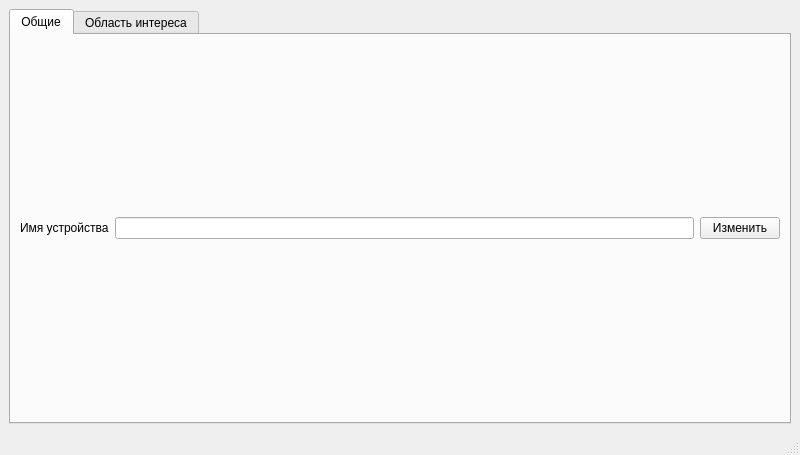
Before: the Qt Designer form src/qtdesign/ui/settings_window.ui in Sv-K-P/case_automation_of_the_experiment, drawn with Qt 5.
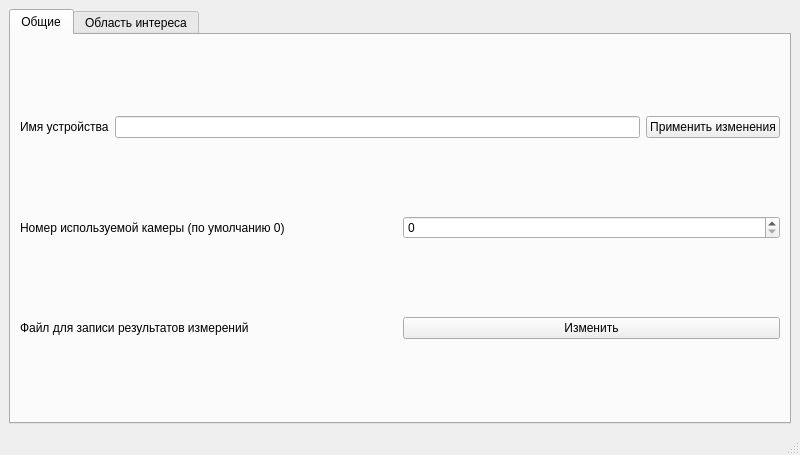
After: the same form once the commit is applied. The open tabs and pages were chosen to show the change.

Commit message: Added config file for device

The edit to the form file:
```diff
--- a/src/qtdesign/ui/settings_window.ui
+++ b/src/qtdesign/ui/settings_window.ui
@@ -42,6 +42,38 @@
           </item>
           <item>
            <widget class="QPushButton" name="ChangeNameButton">
+            <property name="text">
+             <string>Применить изменения</string>
+            </property>
+           </widget>
+          </item>
+         </layout>
+        </item>
+        <item>
+         <layout class="QHBoxLayout" name="horizontalLayout_2">
+          <item>
+           <widget class="QLabel" name="label_2">
+            <property name="text">
+             <string>Номер используемой камеры (по умолчанию 0)</string>
+            </property>
+           </widget>
+          </item>
+          <item>
+           <widget class="QSpinBox" name="numberDevice"/>
+          </item>
+         </layout>
+        </item>
+        <item>
+         <layout class="QHBoxLayout" name="horizontalLayout_4">
+          <item>
+           <widget class="QLabel" name="label_3">
+            <property name="text">
+             <string>Файл для записи результатов измерений</string>
+            </property>
+           </widget>
+          </item>
+          <item>
+           <widget class="QPushButton" name="changeStorageFile">
             <property name="text">
              <string>Изменить</string>
             </property>
```
Left out of the diff: 2 changed lines with no effect on the pictures. The commit also changes 8 other files.
